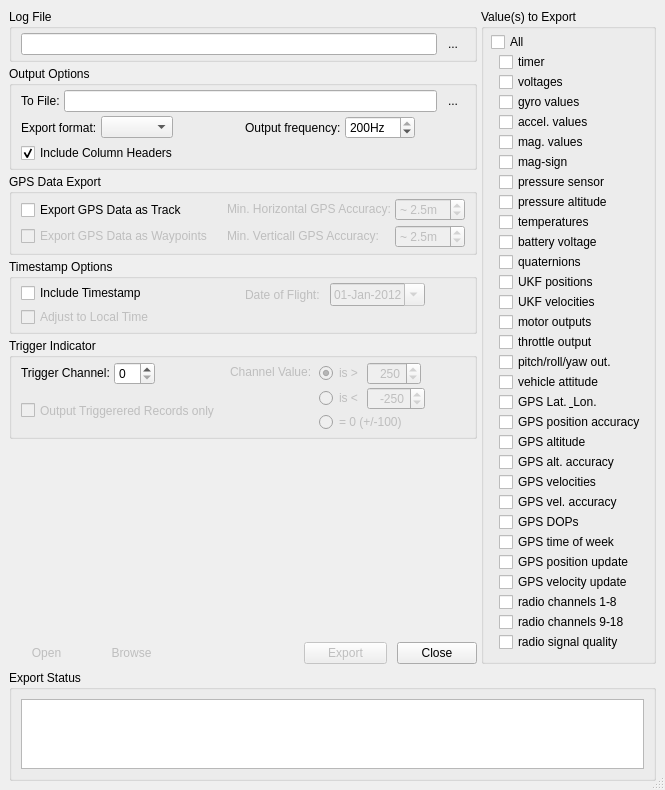
This is src/ui/aq_LogExporter.ui in mpaperno/qgroundcontrol_aq as Qt 5 draws it before an edit. The edited form follows.
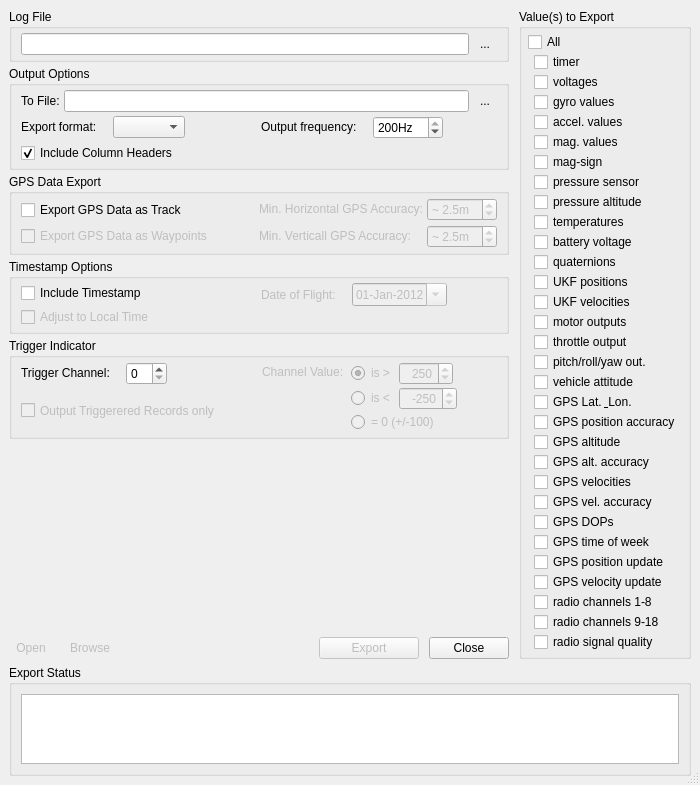
This is the edited form. Icons and pictures are not drawn.

Commit message: Minor visual updates and a validation fix.

Diff of the .ui file:
```diff
--- a/src/ui/aq_LogExporter.ui
+++ b/src/ui/aq_LogExporter.ui
@@ -10,7 +10,7 @@
    <rect>
     <x>0</x>
     <y>0</y>
-    <width>665</width>
+    <width>700</width>
     <height>765</height>
    </rect>
   </property>
@@ -35,6 +35,9 @@
    </property>
    <item>
     <layout class="QGridLayout" name="gridLayout_6">
+     <property name="horizontalSpacing">
+      <number>10</number>
+     </property>
      <item row="0" column="0">
       <widget class="QGroupBox" name="groupBox_logfile">
        <property name="sizePolicy">
@@ -118,7 +121,7 @@
          <number>0</number>
         </property>
         <property name="leftMargin">
-         <number>7</number>
+         <number>6</number>
         </property>
         <property name="topMargin">
          <number>3</number>
@@ -126,6 +129,9 @@
         <property name="rightMargin">
          <number>7</number>
         </property>
+        <property name="bottomMargin">
+         <number>4</number>
+        </property>
         <item>
          <widget class="QCheckBox" name="checkBox_allValues">
           <property name="toolTip">
@@ -145,7 +151,7 @@
            <number>0</number>
           </property>
           <property name="leftMargin">
-           <number>8</number>
+           <number>6</number>
           </property>
           <item>
            <widget class="QCheckBox" name="val_micros">
@@ -645,10 +651,13 @@
         </item>
         <item row="1" column="0">
          <layout class="QHBoxLayout" name="horizontalLayout_oo" stretch="0,1,0">
+          <property name="spacing">
+           <number>16</number>
+          </property>
           <item>
            <widget class="QLabel" name="label_exportFormat">
             <property name="sizePolicy">
-             <sizepolicy hsizetype="MinimumExpanding" vsizetype="Preferred">
+             <sizepolicy hsizetype="Fixed" vsizetype="Fixed">
               <horstretch>0</horstretch>
               <verstretch>0</verstretch>
              </sizepolicy>
@@ -703,10 +712,13 @@
         </item>
         <item row="1" column="1">
          <layout class="QHBoxLayout" name="horizontalLayout_oo_3">
+          <property name="spacing">
+           <number>16</number>
+          </property>
           <item>
            <widget class="QLabel" name="label_outputFreq">
             <property name="sizePolicy">
-             <sizepolicy hsizetype="MinimumExpanding" vsizetype="Preferred">
+             <sizepolicy hsizetype="Fixed" vsizetype="Fixed">
               <horstretch>0</horstretch>
               <verstretch>0</verstretch>
              </sizepolicy>
@@ -1020,7 +1032,7 @@
        <property name="alignment">
         <set>Qt::AlignLeading|Qt::AlignLeft|Qt::AlignTop</set>
        </property>
-       <layout class="QGridLayout" name="gridLayout_4" columnminimumwidth="1,1">
+       <layout class="QGridLayout" name="gridLayout_4" columnstretch="1,1">
         <property name="topMargin">
          <number>4</number>
         </property>
@@ -1032,7 +1044,7 @@
           <item>
            <widget class="QCheckBox" name="checkBox_timestamp">
             <property name="sizePolicy">
-             <sizepolicy hsizetype="MinimumExpanding" vsizetype="Fixed">
+             <sizepolicy hsizetype="Minimum" vsizetype="Fixed">
               <horstretch>0</horstretch>
               <verstretch>0</verstretch>
              </sizepolicy>
@@ -1051,7 +1063,7 @@
              <bool>false</bool>
             </property>
             <property name="sizePolicy">
-             <sizepolicy hsizetype="MinimumExpanding" vsizetype="Fixed">
+             <sizepolicy hsizetype="Minimum" vsizetype="Fixed">
               <horstretch>0</horstretch>
               <verstretch>0</verstretch>
              </sizepolicy>
@@ -1071,6 +1083,9 @@
         </item>
         <item row="0" column="1">
          <layout class="QHBoxLayout" name="horizontalLayout_ts" stretch="0,0,0">
+          <property name="spacing">
+           <number>16</number>
+          </property>
           <property name="bottomMargin">
            <number>20</number>
           </property>
@@ -1080,7 +1095,7 @@
              <bool>false</bool>
             </property>
             <property name="sizePolicy">
-             <sizepolicy hsizetype="MinimumExpanding" vsizetype="Maximum">
+             <sizepolicy hsizetype="Fixed" vsizetype="Maximum">
               <horstretch>0</horstretch>
               <verstretch>0</verstretch>
              </sizepolicy>
@@ -1157,7 +1172,7 @@
              <enum>Qt::Horizontal</enum>
             </property>
             <property name="sizeType">
-             <enum>QSizePolicy::Maximum</enum>
+             <enum>QSizePolicy::Expanding</enum>
             </property>
             <property name="sizeHint" stdset="0">
              <size>
@@ -1201,6 +1216,9 @@
         </property>
         <item>
          <layout class="QGridLayout" name="gridLayout_5">
+          <property name="horizontalSpacing">
+           <number>16</number>
+          </property>
           <item row="0" column="0">
            <widget class="QLabel" name="label_triggerChannel">
             <property name="sizePolicy">
@@ -1463,7 +1481,7 @@
       </widget>
      </item>
      <item row="5" column="0">
-      <layout class="QGridLayout" name="gridLayout_2" columnstretch="1,1,3,2,2">
+      <layout class="QGridLayout" name="gridLayout_2">
        <property name="horizontalSpacing">
         <number>10</number>
        </property>
@@ -1497,12 +1515,6 @@
            <verstretch>0</verstretch>
           </sizepolicy>
          </property>
-         <property name="minimumSize">
-          <size>
-           <width>75</width>
-           <height>0</height>
-          </size>
-         </property>
          <property name="toolTip">
           <string>Open the output file in the associated application (if any).</string>
          </property>
@@ -1532,12 +1544,6 @@
            <verstretch>0</verstretch>
           </sizepolicy>
          </property>
-         <property name="minimumSize">
-          <size>
-           <width>75</width>
-           <height>0</height>
-          </size>
-         </property>
          <property name="toolTip">
           <string>Browse the output folder using the native file browser application.</string>
          </property>
@@ -1578,11 +1584,17 @@
           <bool>false</bool>
          </property>
          <property name="sizePolicy">
-          <sizepolicy hsizetype="Minimum" vsizetype="Fixed">
+          <sizepolicy hsizetype="Preferred" vsizetype="Fixed">
            <horstretch>0</horstretch>
            <verstretch>0</verstretch>
           </sizepolicy>
          </property>
+         <property name="minimumSize">
+          <size>
+           <width>100</width>
+           <height>0</height>
+          </size>
+         </property>
          <property name="text">
           <string>Export</string>
          </property>
```
Left out of the diff: 4 changed lines with no effect on the pictures. The commit also changes 2 other files.
